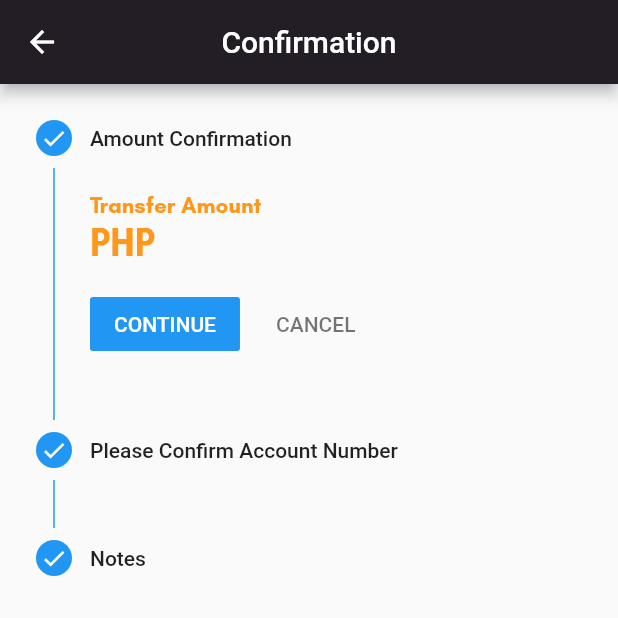
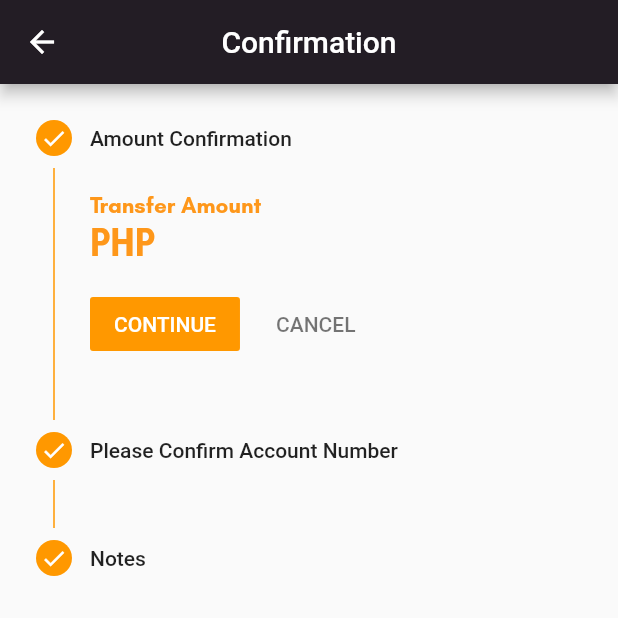
Before and after one commit to maye93/Mobile-Banking, a Flutter app: the ConfirmScreen screen opened directly, on a phone screen of 412 x 824 dp, the top half of it. Run offline on Flutter 3.47's test engine with Material 2 defaults, Android fonts, the phone set to English and light mode, and no system bars; our stand-ins replace font_awesome_flutter.

Commit message:
Latest Files

```diff
--- a/lib/confirmation_screen.dart
+++ b/lib/confirmation_screen.dart
@@ -142,6 +142,11 @@ class _ConfirmScreenState extends State<ConfirmScreen> {
         body: Column(
           children: <Widget>[
             Expanded(
+              child: Theme(
+                data: ThemeData(
+                    accentColor: Colors.orange,
+                    primarySwatch: Colors.orange,
+                    colorScheme: ColorScheme.light(primary: Colors.orange)),
                 child: Stepper(
                   steps: steps,
                   currentStep: currentStep,
@@ -149,6 +154,7 @@ class _ConfirmScreenState extends State<ConfirmScreen> {
                   onStepCancel: cancel,
                   onStepTapped: (step) => goTo(step),
                 ),
+              ),
             )
           ],
         ));
```
Also changed, not shown: lib/Confirmation.dart (deleted, +0 -53 lines). Lines whose indentation alone changed are shown as unchanged.
